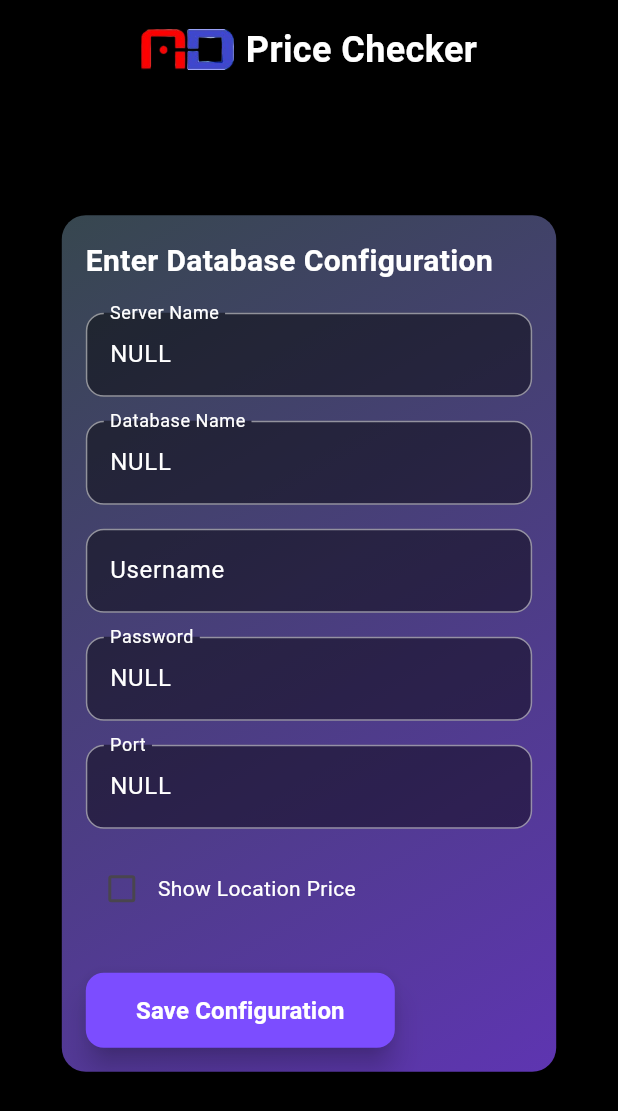
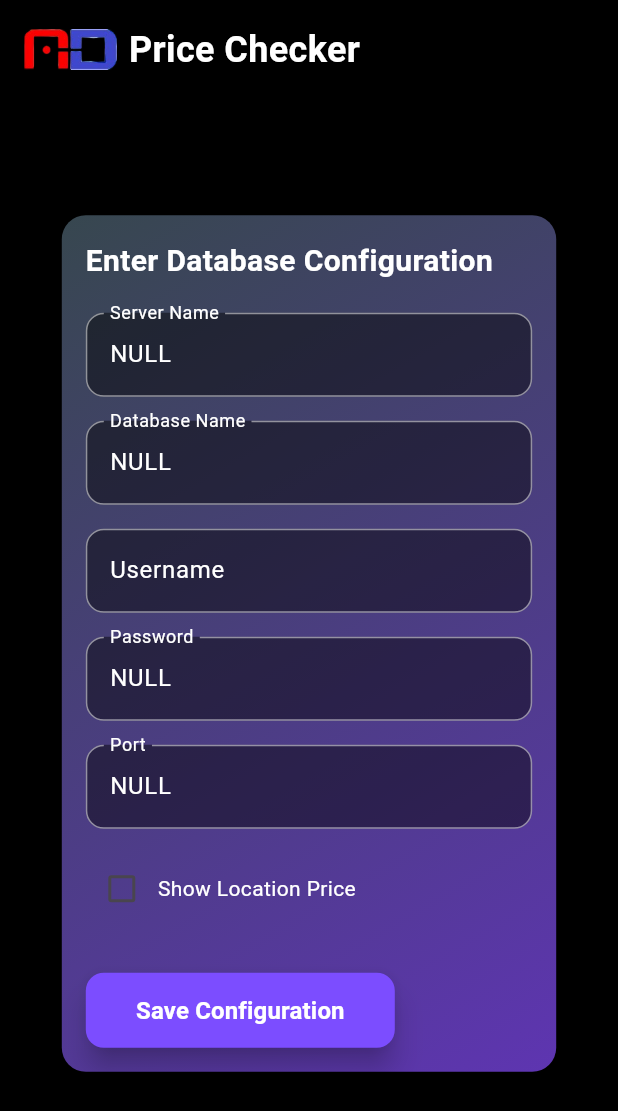
Before and after one commit to PersonX-46/PriceChecker, a Flutter app: the DatabaseConfigScreen screen opened directly, on a phone screen of 412 x 824 dp. Shown: the top 1111 px of the screen. Run offline on Flutter 3.47's test engine with Material 3 defaults, Android fonts, the phone set to English and light mode, and no system bars; our stand-ins replace fluttertoast, shared_preferences; missing offline and left inert: mssql_connection; accounts and stored records are empty.

Commit message:
set the mainaxisalignment of the logo to start

```diff
--- a/lib/configuration_screen.dart
+++ b/lib/configuration_screen.dart
@@ -71,9 +71,7 @@ class _DatabaseConfigScreenState extends State<DatabaseConfigScreen> {
                   isLandscape ? CrossAxisAlignment.start : CrossAxisAlignment.center,
                   children: [
                     Row(
-                      mainAxisAlignment: isLandscape
-                          ? MainAxisAlignment.start
-                          : MainAxisAlignment.center,
+                      mainAxisAlignment: MainAxisAlignment.start,
                       children: [
                         Image.asset(
                           'assets/images/logo.png',
```
